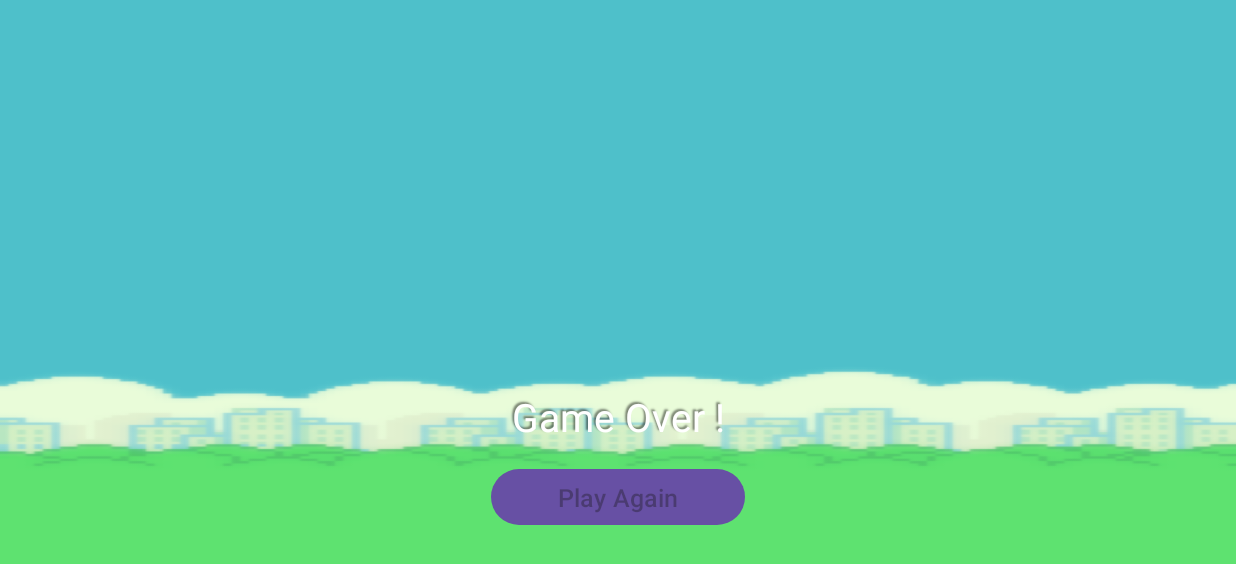
After one commit to thakkarnetram/JavaAndroidCanvas, an Android app: the RestartGameActivity screen opened directly, with no data from a screen before it, on a phone screen of 824 x 412 dp (held sideways). The commit adds this screen. Shown: the top 564 px of the screen. Run offline under Robolectric (Android 15) with nearby library versions, the phone set to English and light mode, and no system bars; our stand-ins replace sdp/ssp sizes.

Commit message:
added proper movement & collision to restart the game

```diff
--- a/app/src/main/java/com/example/project1/Player/PlayerBackGround.java
+++ b/app/src/main/java/com/example/project1/Player/PlayerBackGround.java
@@ -1,7 +1,7 @@
 package com.example.project1.Player;
 
 public class PlayerBackGround {
-    private int backGroundImageX, backGroundImageY, getBackGroundVelocity;
+    int backGroundImageX, backGroundImageY, getBackGroundVelocity;
 
     public PlayerBackGround() {
         backGroundImageX = 0;
--- a/app/src/main/java/com/example/project1/Player/UserPlayer.java
+++ b/app/src/main/java/com/example/project1/Player/UserPlayer.java
@@ -52,4 +52,5 @@ public class UserPlayer {
         return maxFrame;
     }
 
+
 }
--- /dev/null
+++ b/app/src/main/java/com/example/project1/RestartGameActivity.java
@@ -0,0 +1,37 @@
+package com.example.project1;
+
+import androidx.appcompat.app.AppCompatActivity;
+
+import android.content.Intent;
+import android.os.Bundle;
+import android.view.View;
+import android.view.Window;
+import android.view.WindowManager;
+import android.widget.Button;
+import android.widget.TextView;
+
+public class RestartGameActivity extends AppCompatActivity {
+
+    TextView tVGameOver;
+    Button btnPlayAgain;
+
+    @Override
+    protected void onCreate(Bundle savedInstanceState) {
+        super.onCreate(savedInstanceState);
+        // FullScreen
+        requestWindowFeature(Window.FEATURE_NO_TITLE);
+        getWindow().setFlags(WindowManager.LayoutParams.FLAG_FULLSCREEN,
+                WindowManager.LayoutParams.FLAG_FULLSCREEN);
+        setContentView(R.layout.activity_restart_game);
+        tVGameOver = (TextView) findViewById(R.id.textViewGameOver);
+        btnPlayAgain = (Button) findViewById(R.id.buttonPlayAgain);
+        btnPlayAgain.setOnClickListener(new View.OnClickListener() {
+            @Override
+            public void onClick(View view) {
+                Intent intent = new Intent(RestartGameActivity.this, GameActivity.class);
+                startActivity(intent);
+                finish();
+            }
+        });
+    }
+}
--- /dev/null
+++ b/app/src/main/res/layout/activity_restart_game.xml
@@ -0,0 +1,41 @@
+<?xml version="1.0" encoding="utf-8"?>
+<androidx.constraintlayout.widget.ConstraintLayout xmlns:android="http://schemas.android.com/apk/res/android"
+    xmlns:app="http://schemas.android.com/apk/res-auto"
+    xmlns:tools="http://schemas.android.com/tools"
+    android:layout_width="match_parent"
+    android:layout_height="match_parent"
+    android:background="@drawable/bg"
+    tools:context=".RestartGameActivity">
+
+    <TextView
+        android:id="@+id/textViewGameOver"
+        android:layout_width="match_parent"
+        android:layout_height="wrap_content"
+        android:layout_marginTop="@dimen/_200sdp"
+        android:gravity="center"
+        android:shadowColor="@color/text_shadow"
+        android:shadowDx="-2"
+        android:shadowDy="-2"
+        android:shadowRadius="1"
+        android:text="@string/gameOver"
+        android:textAlignment="center"
+        android:textColor="@color/white"
+        android:textSize="@dimen/_20sdp"
+        app:layout_constraintEnd_toEndOf="parent"
+        app:layout_constraintStart_toStartOf="parent"
+        app:layout_constraintTop_toTopOf="parent" />
+
+    <Button
+        android:id="@+id/buttonPlayAgain"
+        android:layout_width="@dimen/_130sdp"
+        android:layout_height="@dimen/_35sdp"
+        android:hint="@string/playAgain"
+        android:textSize="@dimen/_13sdp"
+        android:textColor="@color/white"
+        app:layout_constraintTop_toBottomOf="@id/textViewGameOver"
+        app:layout_constraintStart_toStartOf="parent"
+        app:layout_constraintEnd_toEndOf="parent"
+        android:layout_marginTop="@dimen/_10sdp"
+        />
+
+</androidx.constraintlayout.widget.ConstraintLayout>
--- a/app/src/main/res/values/strings.xml
+++ b/app/src/main/res/values/strings.xml
@@ -2,4 +2,6 @@
     <string name="app_name">project1</string>
     <string name="previewText">Test Canvas Game</string>
     <string name="playText">Click to Play</string>
+    <string name="gameOver">Game Over !</string>
+    <string name="playAgain">Play Again</string>
 </resources>
```
Also changed, not shown: app/src/main/AndroidManifest.xml (+11 -2 lines), app/src/main/java/com/example/project1/Constants/AppConstants.java (+15 -14 lines), app/src/main/java/com/example/project1/Engine/GameEngine.java (+126 -27 lines), app/src/main/java/com/example/project1/Player/PlayerBackGroundObject.java (added, +36 -0 lines), app/src/main/java/com/example/project1/Thread/GameThread.java (+12 -0 lines), app/src/main/java/com/example/project1/View/GameView.java (+40 -15 lines).
